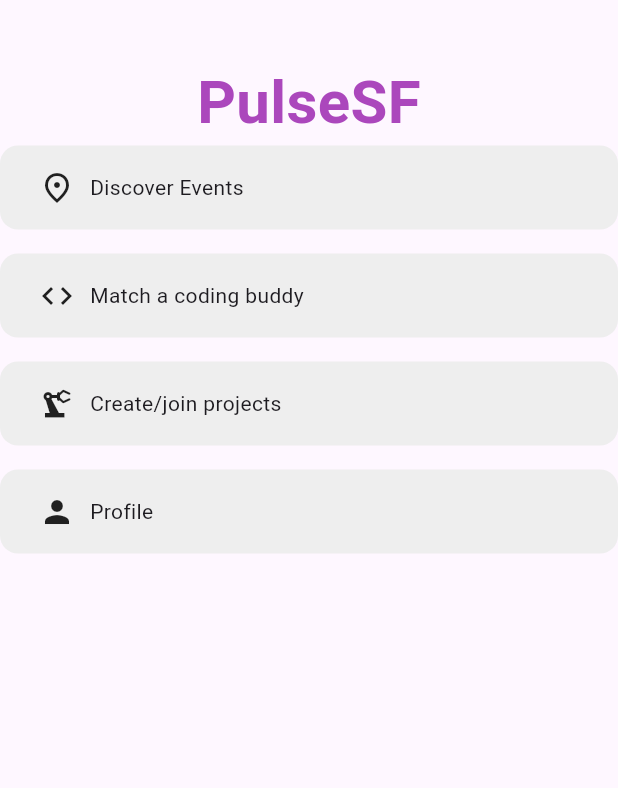
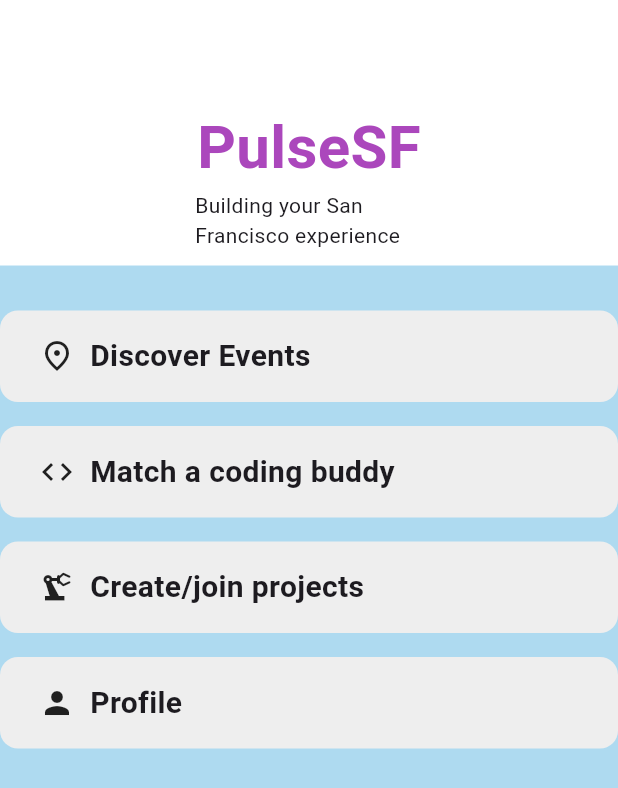
Before and after one commit to CaioLCM/PulseSF, a Flutter app: the Mainpage screen opened directly, on a phone screen of 412 x 824 dp. Shown: the top 788 px of the screen. Run offline on Flutter 3.47's test engine with Material 3 defaults, Android fonts, the phone set to English and light mode, and no system bars.

Commit message:
Add basic style

```diff
--- a/lib/pages/mainPage.dart
+++ b/lib/pages/mainPage.dart
@@ -4,15 +4,27 @@ class Mainpage extends StatelessWidget {
   @override
   Widget build(BuildContext context) {
     return Scaffold(
+      backgroundColor: const Color.fromARGB(255, 174, 218, 240),
       body: Column(
         children: [
-          SizedBox(height: 40,),
+          Container(
+            padding: EdgeInsets.fromLTRB(130, 70, 130, 10),
+            decoration: BoxDecoration(
+              color: Colors.white
+            ),
+            child: Column(
+              children: [
                 Text("PulseSF", style: TextStyle(
                       color: Colors.purple[400],
                       fontSize: 40,
                       fontWeight: FontWeight.bold
                       )
                         ),
+                        Text("Building your San Francisco experience")
+              ],
+            ),
+          ),
+        SizedBox(height: 30,),
           Container(
              padding: EdgeInsets.all(16),
             margin: EdgeInsets.only(bottom: 16),
@@ -25,7 +37,10 @@ class Mainpage extends StatelessWidget {
                 SizedBox(width: 10,),
                 Icon(Icons.place_outlined),
                 SizedBox(width: 10),
-                Text("Discover Events"),
+                Text("Discover Events", style: TextStyle(
+                  fontSize: 20,
+                  fontWeight: FontWeight.bold
+                ),),
               ],
             ),
           ),
@@ -41,7 +56,10 @@ class Mainpage extends StatelessWidget {
                 SizedBox(width: 10,),
                 Icon(Icons.code),
                 SizedBox(width: 10),
-                Text("Match a coding buddy"),
+                Text("Match a coding buddy", style: TextStyle(
+                  fontSize: 20,
+                  fontWeight: FontWeight.bold
+                ),),
               ],
             ),
           ),
@@ -57,7 +75,10 @@ class Mainpage extends StatelessWidget {
                 SizedBox(width: 10,),
                 Icon(Icons.precision_manufacturing),
                 SizedBox(width: 10),
-                Text("Create/join projects"),
+                Text("Create/join projects", style: TextStyle(
+                  fontSize: 20,
+                  fontWeight: FontWeight.bold
+                ),),
               ],
             ),
           ),
@@ -73,7 +94,10 @@ class Mainpage extends StatelessWidget {
                                     SizedBox(width: 10,),
                                     Icon(Icons.person),
                                     SizedBox(width: 10),
-                                    Text("Profile"),
+                                    Text("Profile", style: TextStyle(
+                  fontSize: 20,
+                  fontWeight: FontWeight.bold
+                ),),
                                   ],
                                 ),
                     ),
```
Lines whose indentation alone changed are shown as unchanged.
